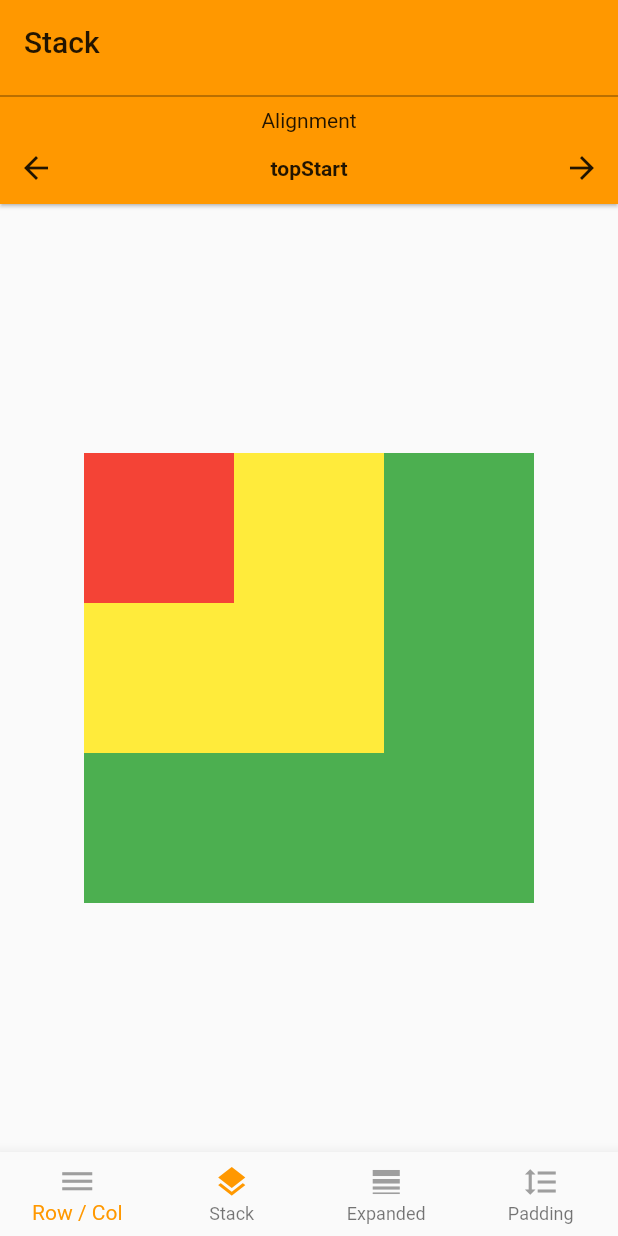
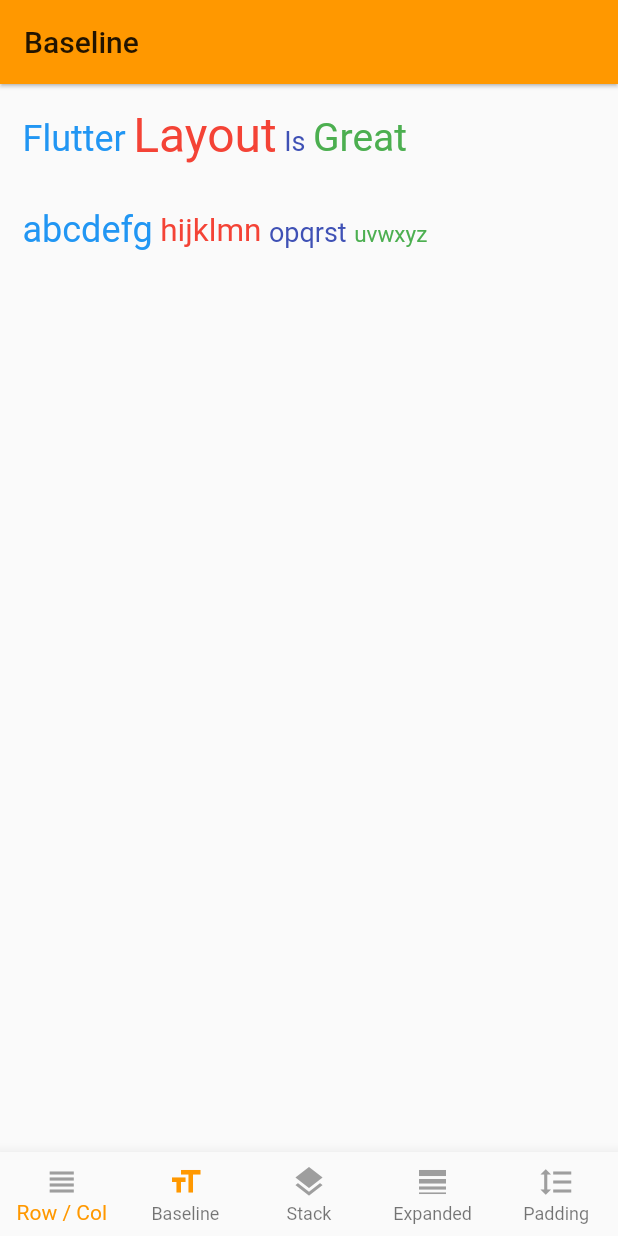
Before and after one commit to bizz84/layout-demo-flutter, a Flutter app: the screen it shows after launch, item 2 of the bottom bar chosen, on a phone screen of 412 x 824 dp. Run offline on Flutter 3.47's test engine with Material 2 defaults, Android fonts, the phone set to English and light mode, and no system bars.

Commit message:
Add app icons.
Add baseline page

Add positioned stack layout

```diff
--- a/lib/layout_type.dart
+++ b/lib/layout_type.dart
@@ -1,5 +1,6 @@
 enum LayoutType {
   rowColumn,
+  baseline,
   stack,
   expanded,
   padding,
@@ -9,6 +10,8 @@ String layoutName(LayoutType layoutType) {
   switch (layoutType) {
     case LayoutType.rowColumn:
       return 'Row / Col';
+    case LayoutType.baseline:
+      return 'Baseline';
     case LayoutType.stack:
       return 'Stack';
     case LayoutType.expanded:
--- a/lib/main_page.dart
+++ b/lib/main_page.dart
@@ -1,4 +1,5 @@
 import 'package:flutter/material.dart';
+import 'package:layout_demo_flutter/pages/baseline_page.dart';
 import 'package:layout_demo_flutter/pages/expanded_page.dart';
 import 'package:layout_demo_flutter/layout_type.dart';
 import 'package:layout_demo_flutter/pages/padding_page.dart';
@@ -27,12 +28,15 @@ class _MainPageState extends State<MainPage> {
         _onLayoutSelected(LayoutType.rowColumn);
         break;
       case 1:
+        _onLayoutSelected(LayoutType.baseline);
+        break;
+      case 2:
         _onLayoutSelected(LayoutType.stack);
         break;
-      case 2:
+      case 3:
         _onLayoutSelected(LayoutType.expanded);
         break;
-      case 3:
+      case 4:
         _onLayoutSelected(LayoutType.padding);
         break;
     }
@@ -63,6 +67,8 @@ class _MainPageState extends State<MainPage> {
     switch (_layoutSelection) {
       case LayoutType.rowColumn:
         return RowColumnPage();
+      case LayoutType.baseline:
+        return BaselinePage();
       case LayoutType.stack:
         return StackPage();
       case LayoutType.expanded:
@@ -80,7 +86,8 @@ class _MainPageState extends State<MainPage> {
       bottomNavigationBar: BottomNavigationBar(
         type: BottomNavigationBarType.fixed,
         items: [
-          _buildItem(icon: Icons.dehaze, layoutSelection: LayoutType.rowColumn),
+          _buildItem(icon: Icons.view_headline, layoutSelection: LayoutType.rowColumn),
+          _buildItem(icon: Icons.format_size, layoutSelection: LayoutType.baseline),
           _buildItem(icon: Icons.layers, layoutSelection: LayoutType.stack),
           _buildItem(
               icon: Icons.line_weight, layoutSelection: LayoutType.expanded),
--- /dev/null
+++ b/lib/pages/baseline_page.dart
@@ -0,0 +1,79 @@
+import 'package:flutter/material.dart';
+import 'package:layout_demo_flutter/layout_type.dart';
+
+class BaselinePage extends StatelessWidget {
+  BaselinePage({Key key}) : super(key: key);
+
+  @override
+  Widget build(BuildContext context) {
+    return Scaffold(
+      appBar: AppBar(
+        title: Text(layoutName(LayoutType.baseline)),
+        elevation: 1.0,
+      ),
+      //drawer: Drawer(child: LayoutSelectionPage(onSelected: onLayoutSelected)),
+      body: Container(
+        padding: EdgeInsets.all(15.0),
+        child: _buildContent(),
+      ),
+    );
+  }
+
+  Widget _buildContent() {
+    return Column(
+      children: [
+        Row(
+          crossAxisAlignment: CrossAxisAlignment.baseline,
+          textBaseline: TextBaseline.alphabetic,
+          children: [
+            Text(
+              'Flutter',
+              style: TextStyle(fontSize: 24.0, color: Colors.blue),
+            ),
+            SizedBox(width: 5.0),
+            Text(
+              'Layout',
+              style: TextStyle(fontSize: 32.0, color: Colors.red),
+            ),
+            SizedBox(width: 5.0),
+            Text(
+              'Is',
+              style: TextStyle(fontSize: 18.0, color: Colors.indigo),
+            ),
+            SizedBox(width: 5.0),
+            Text(
+              'Great',
+              style: TextStyle(fontSize: 26.0, color: Colors.green),
+            ),
+          ],
+        ),
+        SizedBox(height: 30.0),
+        Row(
+          crossAxisAlignment: CrossAxisAlignment.baseline,
+          textBaseline: TextBaseline.alphabetic,
+          children: [
+            Text(
+              'abcdefg',
+              style: TextStyle(fontSize: 24.0, color: Colors.blue),
+            ),
+            SizedBox(width: 5.0),
+            Text(
+              'hijklmn',
+              style: TextStyle(fontSize: 21.0, color: Colors.red),
+            ),
+            SizedBox(width: 5.0),
+            Text(
+              'opqrst',
+              style: TextStyle(fontSize: 18.0, color: Colors.indigo),
+            ),
+            SizedBox(width: 5.0),
+            Text(
+              'uvwxyz',
+              style: TextStyle(fontSize: 15.0, color: Colors.green),
+            ),
+          ],
+        ),
+      ],
+    );
+  }
+}
--- a/lib/pages/stack_layout_attributes.dart
+++ b/lib/pages/stack_layout_attributes.dart
@@ -1,10 +1,25 @@
 import 'package:flutter/material.dart';
 import 'package:layout_demo_flutter/layout_attribute_selector.dart';
 
-class StackLayoutAttributes extends StatelessWidget {
-  StackLayoutAttributes({this.onUpdateAlignment});
+class StackLayoutAttributes extends StatefulWidget {
+  StackLayoutAttributes({this.onUpdateType, this.onUpdateAlignment});
 
+  final ValueChanged<int> onUpdateType;
   final ValueChanged<int> onUpdateAlignment;
+
+  @override
+  State<StatefulWidget> createState() => StackLayoutAttributesState();
+}
+class StackLayoutAttributesState extends State<StackLayoutAttributes> {
+
+  bool _alignmentDisabled = false;
+
+  void _updateType(int index) {
+    widget.onUpdateType(index);
+    setState(() {
+      _alignmentDisabled = index == 1;
+    });
+  }
 
   @override
   Widget build(BuildContext context) {
@@ -14,19 +29,30 @@ class StackLayoutAttributes extends StatelessWidget {
       children: [
         Expanded(
           child: LayoutAttributeSelector(
+            title: 'Type',
+            values: [
+              'align',
+              'position',
+            ],
+            onChange: _updateType,
+          ),
+        ),
+        Expanded(
+          child: LayoutAttributeSelector(
             title: 'Alignment',
             values: [
-              'topStart',
-              'topCenter',
-              'topEnd',
-              'centerStart',
+              'top\nstart',
+              'top\ncenter',
+              'top\nend',
+              'center\nstart',
               'center',
-              'centerEnd',
-              'bottomStart',
-              'bottomCenter',
-              'bottomEnd',
+              'center\nend',
+              'bottom\nstart',
+              'bottom\ncenter',
+              'bottom\nend',
             ],
-            onChange: onUpdateAlignment,
+            disabled: _alignmentDisabled,
+            onChange: widget.onUpdateAlignment,
           ),
         ),
       ],
```
Also changed, not shown: lib/layout_attribute_selector.dart (+15 -4 lines), lib/pages/stack_page.dart (+76 -13 lines), 44 other files.
